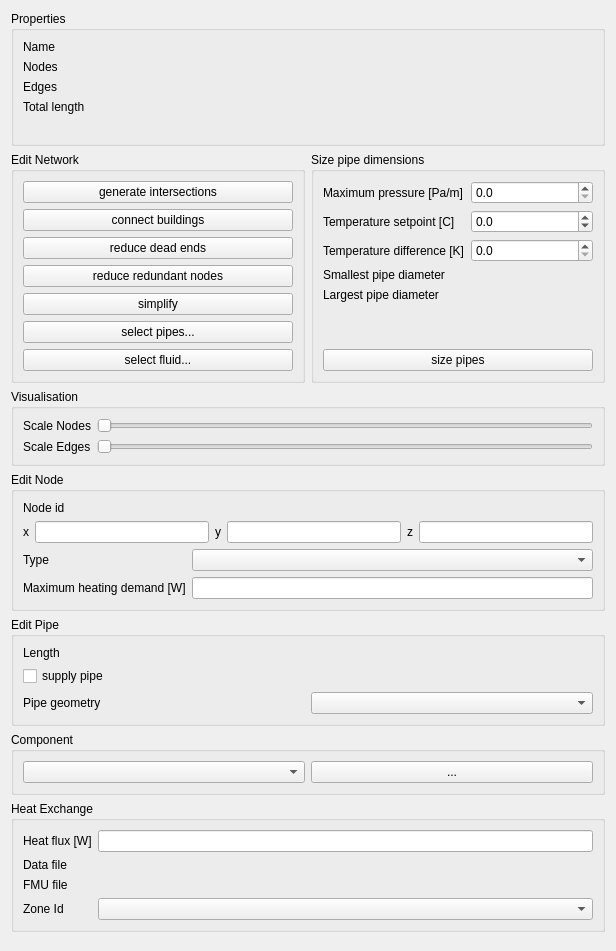
ghorwin/SIM-VICUS, file SIM-VICUS/src/SVPropNetworkEditWidget.ui: the form before one commit.
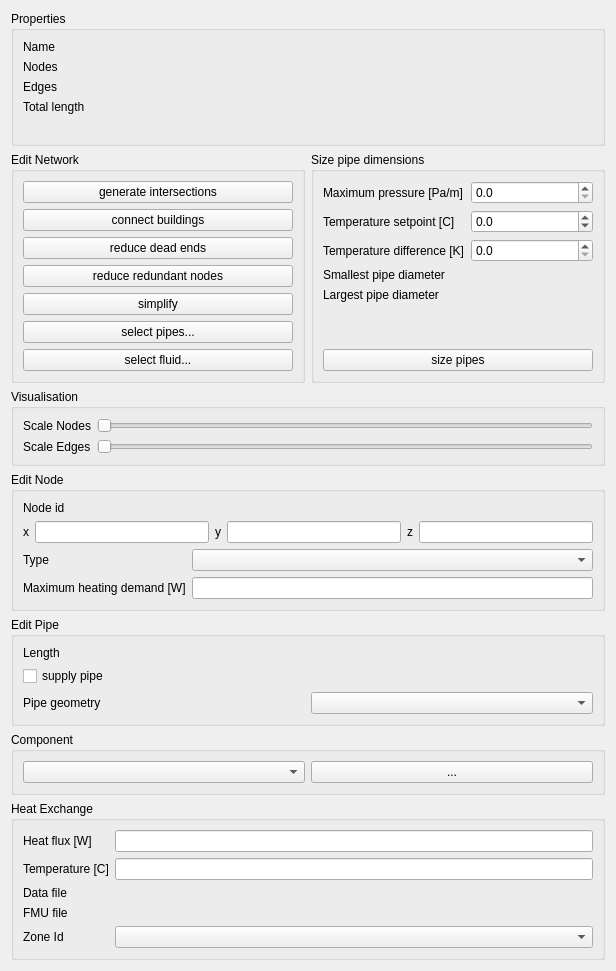
The form after the commit. Custom widgets are drawn as their Qt base class.

Commit message: add VICUS NetworkHeatExchange class and implement in ui

Diff of the .ui file:
```diff
--- a/SIM-VICUS/src/SVPropNetworkEditWidget.ui
+++ b/SIM-VICUS/src/SVPropNetworkEditWidget.ui
@@ -473,36 +473,46 @@
       <item row="0" column="1">
        <widget class="QtExt::ValidatingLineEdit" name="lineEditHeatFlux"/>
       </item>
-      <item row="1" column="0">
+      <item row="2" column="0">
        <widget class="QLabel" name="labelDataFile">
         <property name="text">
          <string>Data file</string>
         </property>
        </widget>
       </item>
-      <item row="1" column="1">
+      <item row="2" column="1">
        <widget class="QtExt::BrowseFilenameWidget" name="widgetBrowseFileNameData" native="true"/>
       </item>
-      <item row="2" column="0">
+      <item row="3" column="0">
        <widget class="QLabel" name="labelFMUFile">
         <property name="text">
          <string>FMU file</string>
         </property>
        </widget>
       </item>
-      <item row="2" column="1">
+      <item row="3" column="1">
        <widget class="QtExt::BrowseFilenameWidget" name="widgetBrowseFileNameFMU" native="true"/>
       </item>
-      <item row="3" column="0">
+      <item row="4" column="0">
        <widget class="QLabel" name="labelZoneId">
         <property name="text">
          <string>Zone Id</string>
         </property>
        </widget>
       </item>
-      <item row="3" column="1">
+      <item row="4" column="1">
        <widget class="QComboBox" name="comboBoxZoneId"/>
       </item>
+      <item row="1" column="0">
+       <widget class="QLabel" name="labelTemperature">
+        <property name="text">
+         <string>Temperature [C]</string>
+        </property>
+       </widget>
+      </item>
+      <item row="1" column="1">
+       <widget class="QtExt::ValidatingLineEdit" name="lineEditTemperature"/>
+      </item>
      </layout>
     </widget>
    </item>
```
The commit also changes 12 other files.
